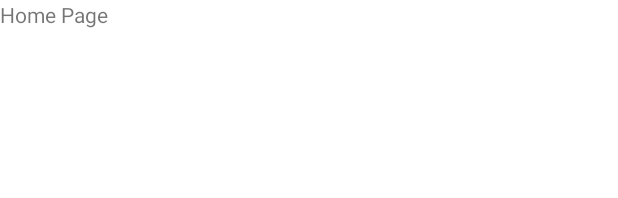
After one commit to yosephkimm/Scavenge, an Android app: the layout fragment_home.xml on its own in the app's theme, with its tools: preview values and no code run, on a phone screen of 412 x 824 dp. The commit adds this screen. Shown: the top 198 px of the screen. Run offline under Robolectric (Android 15) with nearby library versions, the phone set to English and light mode, and no system bars.

Commit message:
Created home page fragment

```diff
--- /dev/null
+++ b/app/src/main/res/layout/fragment_home.xml
@@ -0,0 +1,13 @@
+<?xml version="1.0" encoding="utf-8"?>
+<FrameLayout xmlns:android="http://schemas.android.com/apk/res/android"
+    xmlns:tools="http://schemas.android.com/tools"
+    android:layout_width="match_parent"
+    android:layout_height="match_parent"
+    tools:context=".HomeFragment">
+
+    <TextView
+        android:layout_width="match_parent"
+        android:layout_height="match_parent"
+        android:text="Home Page" />
+
+</FrameLayout>
--- a/app/src/main/res/values/strings.xml
+++ b/app/src/main/res/values/strings.xml
@@ -9,4 +9,6 @@
 
     <string name="hello_first_fragment">Hello first fragment</string>
     <string name="hello_second_fragment">Hello second fragment. Arg: %1$s</string>
+    <!-- TODO: Remove or change this placeholder text -->
+    <string name="hello_blank_fragment">Hello blank fragment</string>
 </resources>
```
Also changed, not shown: app/src/main/java/com/example/scavenger/HomeFragment.java (added, +47 -0 lines).
